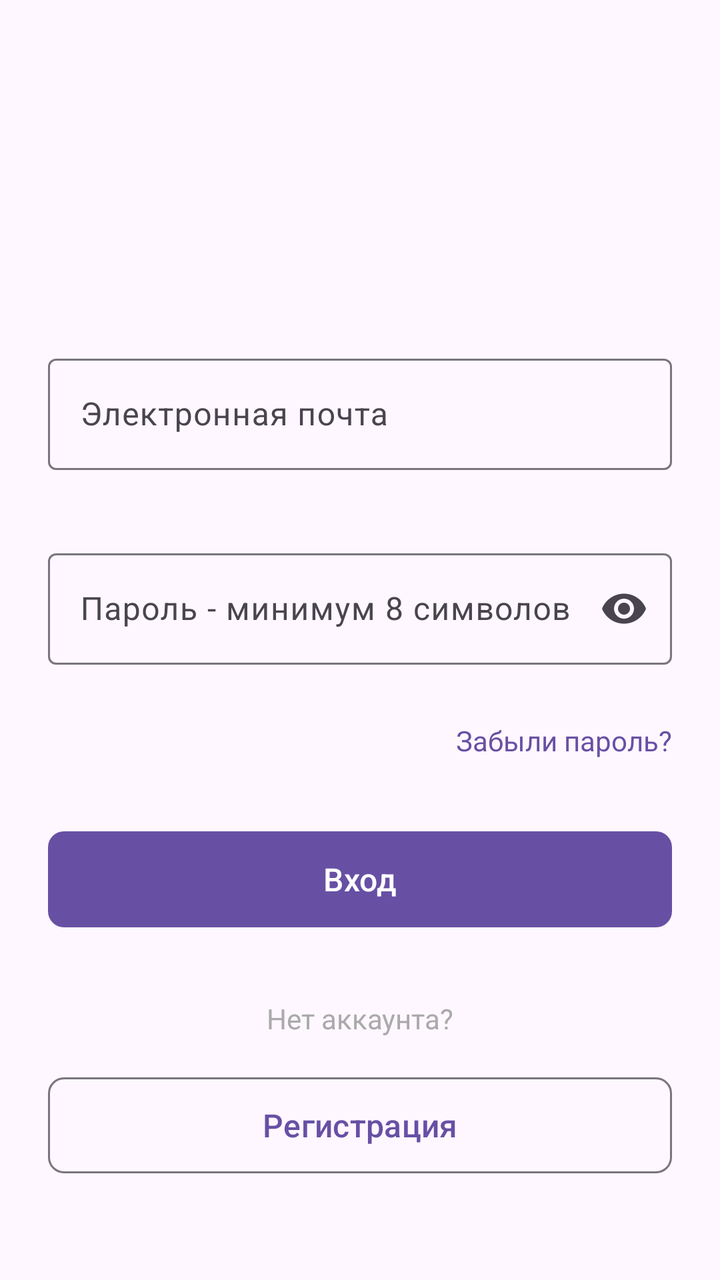
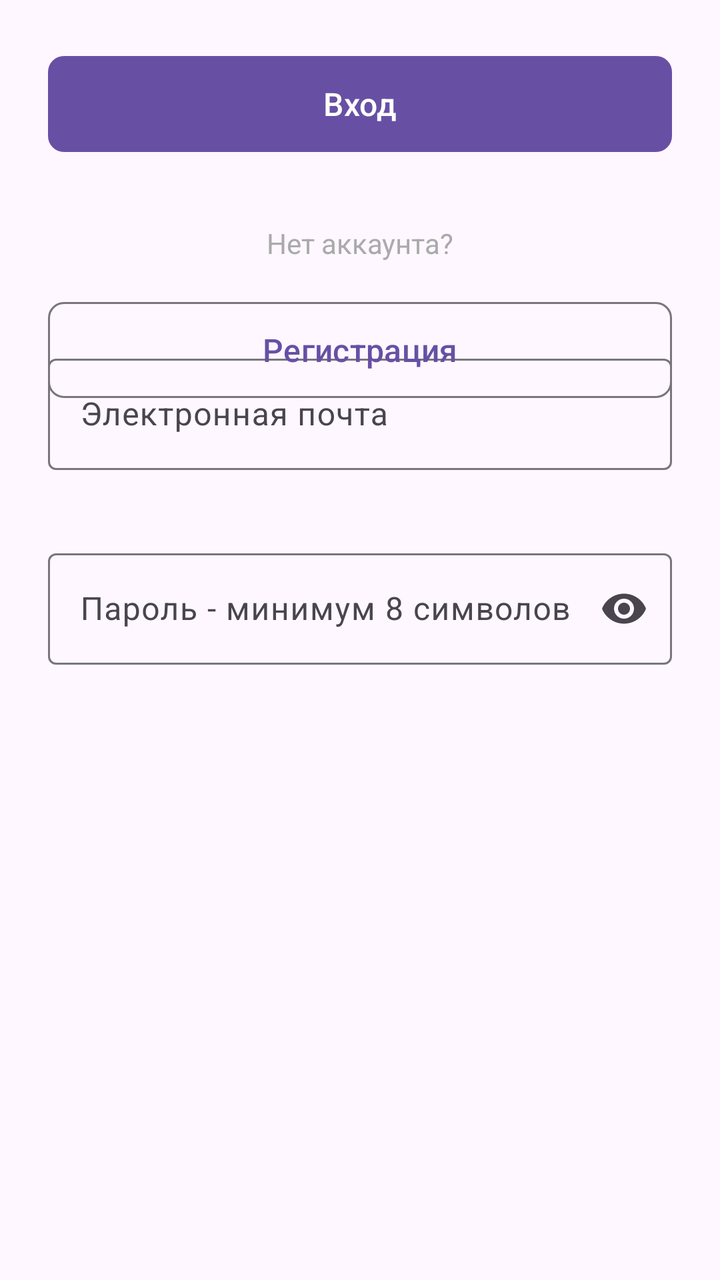

Before-and-after screenshots of an Android layout around one commit, followed by the original layout XML and the change that was made.
<!-- AndroidManifest.xml: application theme Theme.AndroidNetworkMoodDiary -->
<!-- res/layout/activity_login.xml -->
<?xml version="1.0" encoding="utf-8"?>
<androidx.constraintlayout.widget.ConstraintLayout xmlns:android="http://schemas.android.com/apk/res/android"
    xmlns:tools="http://schemas.android.com/tools"
    android:layout_width="match_parent"
    android:layout_height="match_parent"
    xmlns:app="http://schemas.android.com/apk/res-auto"
    android:padding="24dp">

    <com.google.android.material.textfield.TextInputLayout
        android:id="@+id/emailInputLayout"
        android:paddingTop="150dp"
        style="@style/Widget.Material3.TextInputLayout.OutlinedBox"
        android:layout_width="0dp"
        android:layout_height="wrap_content"
        android:hint="@string/email_hint"
        app:errorEnabled="true"
        app:layout_constraintEnd_toEndOf="parent"
        app:layout_constraintStart_toStartOf="parent"
       app:startIconTint="@color/material_on_surface_emphasis_medium"
        tools:ignore="MissingConstraints">

        <com.google.android.material.textfield.TextInputEditText
            android:id="@+id/emailEditText"
            android:layout_width="match_parent"
            android:layout_height="wrap_content"
            android:minHeight="48dp"
            android:inputType="textEmailAddress"
            android:autofillHints="emailAddress"
            android:importantForAutofill="yes"
            android:textSize="16sp" />

    </com.google.android.material.textfield.TextInputLayout>

    <com.google.android.material.textfield.TextInputLayout
        android:id="@+id/passwordInputLayout"
        style="@style/Widget.Material3.TextInputLayout.OutlinedBox"
        android:layout_width="0dp"
        android:layout_height="wrap_content"
        android:layout_marginTop="16dp"
        android:hint="@string/password_hint"
        app:endIconMode="password_toggle"
        app:errorEnabled="true"
        app:layout_constraintEnd_toEndOf="parent"
        app:layout_constraintStart_toStartOf="parent"
        app:layout_constraintTop_toBottomOf="@+id/emailInputLayout"
        app:startIconTint="@color/material_on_surface_emphasis_medium">

        <com.google.android.material.textfield.TextInputEditText
            android:id="@+id/passwordEditText"
            android:layout_width="match_parent"
            android:layout_height="wrap_content"
            android:minHeight="48dp"
            android:inputType="textPassword"
            android:autofillHints="password"
            android:importantForAutofill="yes"
            android:textSize="16sp" />

    </com.google.android.material.textfield.TextInputLayout>

    <TextView
        android:id="@+id/forgotPasswordTextView"
        android:layout_width="wrap_content"
        android:layout_height="wrap_content"
        android:layout_marginTop="8dp"
        android:text="@string/forgot_password"
        android:textColor="?attr/colorPrimary"
        android:textSize="14sp"
        app:layout_constraintEnd_toEndOf="parent"
        app:layout_constraintTop_toBottomOf="@+id/passwordInputLayout" />

    <com.google.android.material.button.MaterialButton
        android:id="@+id/loginButton"
        android:layout_width="0dp"
        android:layout_height="56dp"
        android:layout_marginTop="32dp"
        android:text="@string/login_button"
        android:textSize="16sp"
        app:cornerRadius="8dp"
        app:layout_constraintEnd_toEndOf="parent"
        app:layout_constraintStart_toStartOf="parent"
        app:layout_constraintTop_toBottomOf="@+id/forgotPasswordTextView" />

    <TextView
        android:id="@+id/noAccountTextView"
        android:layout_width="wrap_content"
        android:layout_height="wrap_content"
        android:layout_marginTop="32dp"
        android:text="@string/no_account"
        android:textColor="@android:color/darker_gray"
        android:textSize="14sp"
        app:layout_constraintEnd_toEndOf="parent"
        app:layout_constraintStart_toStartOf="parent"
        app:layout_constraintTop_toBottomOf="@+id/loginButton" />

    <com.google.android.material.button.MaterialButton
        android:id="@+id/registerButton"
        android:layout_width="0dp"
        android:layout_height="56dp"
        android:layout_marginTop="16dp"
        android:text="@string/register_button"
        android:textSize="16sp"
        app:cornerRadius="8dp"
        app:layout_constraintEnd_toEndOf="parent"
        app:layout_constraintStart_toStartOf="parent"
        app:layout_constraintTop_toBottomOf="@+id/noAccountTextView"
        style="?attr/materialButtonOutlinedStyle" />


</androidx.constraintlayout.widget.ConstraintLayout>
<!-- resources referenced by this layout -->
<resources>
  <string name="email_hint">Электронная почта</string>
  <string name="forgot_password">Забыли пароль?</string>
  <string name="login_button">Вход</string>
  <string name="no_account">Нет аккаунта?</string>
  <string name="password_hint">Пароль - минимум 8 символов</string>
  <string name="register_button">Регистрация</string>
  <style name="Theme.AndroidNetworkMoodDiary" parent="Base.Theme.AndroidNetworkMoodDiary" />
  <style name="Base.Theme.AndroidNetworkMoodDiary" parent="Theme.Material3.DayNight.NoActionBar">
          
          
      </style>
</resources>

<!-- the commit's change to res/layout/activity_login.xml (unified diff, before → after) -->
@@ -57,28 +57,16 @@
 
     </com.google.android.material.textfield.TextInputLayout>
 
-    <TextView
-        android:id="@+id/forgotPasswordTextView"
-        android:layout_width="wrap_content"
-        android:layout_height="wrap_content"
-        android:layout_marginTop="8dp"
-        android:text="@string/forgot_password"
-        android:textColor="?attr/colorPrimary"
-        android:textSize="14sp"
-        app:layout_constraintEnd_toEndOf="parent"
-        app:layout_constraintTop_toBottomOf="@+id/passwordInputLayout" />
-
     <com.google.android.material.button.MaterialButton
         android:id="@+id/loginButton"
         android:layout_width="0dp"
         android:layout_height="56dp"
-        android:layout_marginTop="32dp"
         android:text="@string/login_button"
         android:textSize="16sp"
         app:cornerRadius="8dp"
         app:layout_constraintEnd_toEndOf="parent"
         app:layout_constraintStart_toStartOf="parent"
-        app:layout_constraintTop_toBottomOf="@+id/forgotPasswordTextView" />
+        tools:layout_editor_absoluteY="413dp" />
 
     <TextView
         android:id="@+id/noAccountTextView"
<!-- resource entries referenced after the edit -->
@@ -1,7 +1,6 @@
 <!-- resources referenced by this layout -->
 <resources>
   <string name="email_hint">Электронная почта</string>
-  <string name="forgot_password">Забыли пароль?</string>
   <string name="login_button">Вход</string>
   <string name="no_account">Нет аккаунта?</string>
   <string name="password_hint">Пароль - минимум 8 символов</string>
